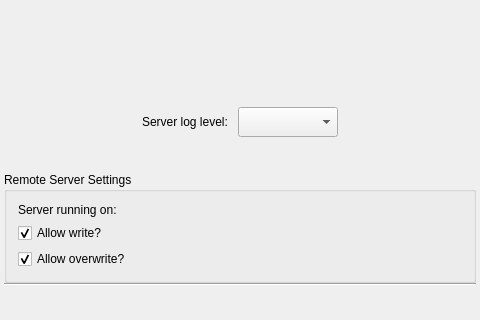
This is PlusServerLauncher/PlusServerLauncherMainWindow.ui in PlusToolkit/PlusApp as Qt 5 draws it before an edit. The edited form follows.
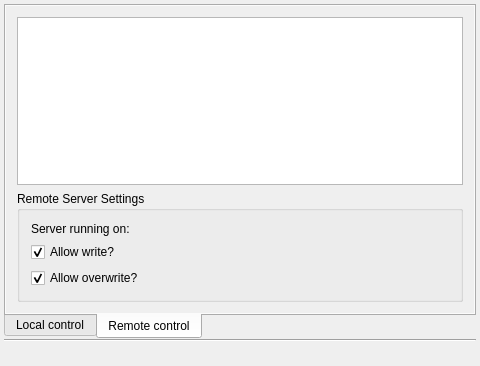
This is the edited form. The open tabs and pages were chosen to show the change. Icons and pictures are not drawn.

Commit message: Add a separate tab to PlusServerLauncher for controlling servers started remotely

The edit to the form file:
```diff
--- a/PlusServerLauncher/PlusServerLauncherMainWindow.ui
+++ b/PlusServerLauncher/PlusServerLauncherMainWindow.ui
@@ -2,6 +2,14 @@
 <ui version="4.0">
  <class>PlusServerLauncherMainWindow</class>
  <widget class="QMainWindow" name="PlusServerLauncherMainWindow">
+  <property name="geometry">
+   <rect>
+    <x>0</x>
+    <y>0</y>
+    <width>480</width>
+    <height>366</height>
+   </rect>
+  </property>
   <property name="minimumSize">
    <size>
     <width>480</width>
@@ -15,35 +23,109 @@
    <iconset resource="PlusServerLauncher.qrc">
     <normaloff>:/icons/Resources/icon_ConnectLarge.ico</normaloff>:/icons/Resources/icon_ConnectLarge.ico</iconset>
   </property>
-  <widget class="QWidget" name="centralWidget">
+  <widget class="QWidget" name="mainWidget">
+   <property name="sizePolicy">
+    <sizepolicy hsizetype="Preferred" vsizetype="Preferred">
+     <horstretch>0</horstretch>
+     <verstretch>0</verstretch>
+    </sizepolicy>
+   </property>
+   <layout class="QVBoxLayout" name="mainLayout">
+    <property name="spacing">
+     <number>0</number>
+    </property>
+    <property name="leftMargin">
+     <number>4</number>
+    </property>
+    <property name="topMargin">
+     <number>4</number>
+    </property>
+    <property name="rightMargin">
+     <number>4</number>
+    </property>
+    <property name="bottomMargin">
+     <number>4</number>
+    </property>
+    <item>
+     <widget class="QTabWidget" name="tabWidget">
+      <property name="autoFillBackground">
+       <bool>true</bool>
+      </property>
+      <property name="tabPosition">
+       <enum>QTabWidget::South</enum>
+      </property>
+      <property name="tabShape">
+       <enum>QTabWidget::Rounded</enum>
+      </property>
+      <property name="currentIndex">
+       <number>0</number>
+      </property>
+      <widget class="QWidget" name="localControl_tab">
+       <property name="autoFillBackground">
+        <bool>true</bool>
+       </property>
+       <attribute name="title">
+        <string>Local control</string>
+       </attribute>
+       <layout class="QVBoxLayout" name="localControlTabLayout">
+        <property name="spacing">
+         <number>0</number>
+        </property>
+        <property name="leftMargin">
+         <number>0</number>
+        </property>
+        <property name="topMargin">
+         <number>0</number>
+        </property>
+        <property name="rightMargin">
+         <number>0</number>
+        </property>
+        <property name="bottomMargin">
+         <number>0</number>
+        </property>
+        <item>
+         <widget class="QWidget" name="centralWidget" native="true">
+          <property name="sizePolicy">
+           <sizepolicy hsizetype="Preferred" vsizetype="Preferred">
+            <horstretch>0</horstretch>
+            <verstretch>0</verstretch>
+           </sizepolicy>
+          </property>
+          <property name="minimumSize">
+           <size>
+            <width>0</width>
+            <height>0</height>
+           </size>
+          </property>
+          <layout class="QVBoxLayout" name="centralLayout" stretch="0,0,0">
+           <property name="spacing">
+            <number>0</number>
+           </property>
+           <property name="leftMargin">
+            <number>4</number>
+           </property>
+           <property name="topMargin">
+            <number>4</number>
+           </property>
+           <property name="rightMargin">
+            <number>4</number>
+           </property>
+           <property name="bottomMargin">
+            <number>4</number>
+           </property>
+           <item>
+            <widget class="QWidget" name="placeholder" native="true">
    <property name="sizePolicy">
     <sizepolicy hsizetype="Expanding" vsizetype="Expanding">
      <horstretch>0</horstretch>
      <verstretch>0</verstretch>
     </sizepolicy>
    </property>
-   <layout class="QVBoxLayout" name="centralLayout">
-    <property name="spacing">
-     <number>0</number>
-    </property>
-    <property name="leftMargin">
-     <number>4</number>
-    </property>
-    <property name="topMargin">
-     <number>4</number>
-    </property>
-    <property name="rightMargin">
-     <number>4</number>
-    </property>
-    <property name="bottomMargin">
-     <number>4</number>
-    </property>
-    <item>
-     <widget class="QWidget" name="placeholder" native="true"/>
+            </widget>
     </item>
     <item>
      <widget class="QWidget" name="widget_LogLevelContainer" native="true">
-      <layout class="QHBoxLayout" name="horizontalLayout">
+             <layout class="QHBoxLayout" name="horizontalLayout" stretch="1,0,0,1">
        <property name="leftMargin">
         <number>0</number>
        </property>
@@ -130,13 +212,63 @@
       </property>
      </spacer>
     </item>
+          </layout>
+         </widget>
+        </item>
+       </layout>
+      </widget>
+      <widget class="QWidget" name="remoteControl_tab">
+       <property name="autoFillBackground">
+        <bool>true</bool>
+       </property>
+       <attribute name="title">
+        <string>Remote control</string>
+       </attribute>
+       <layout class="QVBoxLayout" name="remoteControlTabLayout">
+        <property name="spacing">
+         <number>0</number>
+        </property>
+        <property name="leftMargin">
+         <number>0</number>
+        </property>
+        <property name="topMargin">
+         <number>0</number>
+        </property>
+        <property name="rightMargin">
+         <number>0</number>
+        </property>
+        <property name="bottomMargin">
+         <number>0</number>
+        </property>
+        <item>
+         <widget class="QWidget" name="remoteControlWidget" native="true">
+          <property name="sizePolicy">
+           <sizepolicy hsizetype="Preferred" vsizetype="Preferred">
+            <horstretch>0</horstretch>
+            <verstretch>0</verstretch>
+           </sizepolicy>
+          </property>
+          <layout class="QVBoxLayout" name="remoteControlLayout">
+           <item>
+            <widget class="QTableWidget" name="serverTable"/>
+           </item>
     <item>
      <widget class="QGroupBox" name="groupBox_RemoteSettings">
       <property name="title">
        <string>Remote Server Settings</string>
       </property>
       <layout class="QGridLayout" name="gridLayout">
-       <item row="2" column="0">
+              <item row="1" column="1">
+               <widget class="QLabel" name="label_networkDetails">
+                <property name="text">
+                 <string/>
+                </property>
+                <property name="alignment">
+                 <set>Qt::AlignRight|Qt::AlignTrailing|Qt::AlignVCenter</set>
+                </property>
+               </widget>
+              </item>
+              <item row="3" column="0">
         <widget class="QCheckBox" name="checkBox_overwritePermission">
          <property name="text">
           <string>Allow overwrite?</string>
@@ -146,7 +278,7 @@
          </property>
         </widget>
        </item>
-       <item row="1" column="0">
+              <item row="2" column="0">
         <widget class="QCheckBox" name="checkBox_writePermission">
          <property name="text">
           <string>Allow write?</string>
@@ -156,24 +288,21 @@
          </property>
         </widget>
        </item>
-       <item row="0" column="0">
+              <item row="1" column="0">
         <widget class="QLabel" name="label_networkDetailsCaption">
          <property name="text">
           <string>Server running on:</string>
          </property>
         </widget>
        </item>
-       <item row="0" column="1">
-        <widget class="QLabel" name="label_networkDetails">
-         <property name="text">
-          <string/>
-         </property>
-         <property name="alignment">
-          <set>Qt::AlignRight|Qt::AlignTrailing|Qt::AlignVCenter</set>
-         </property>
+             </layout>
         </widget>
        </item>
       </layout>
+         </widget>
+        </item>
+       </layout>
+      </widget>
      </widget>
     </item>
     <item>
```
Lines whose indentation alone changed are shown as unchanged. The commit also changes 2 other files.
